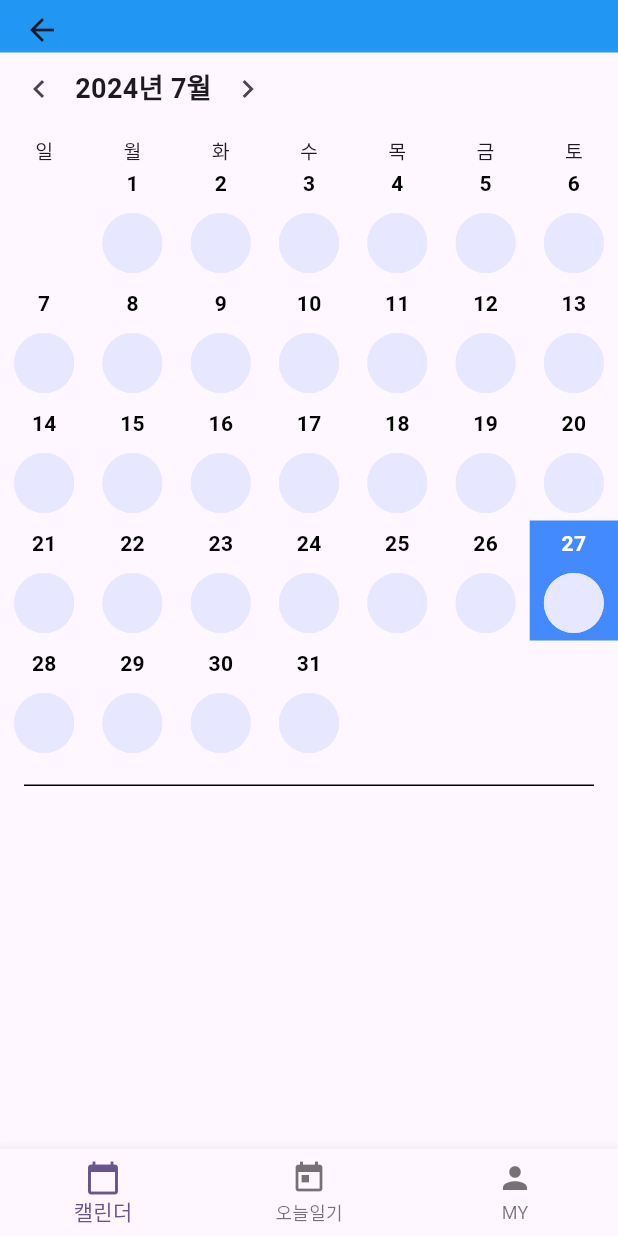
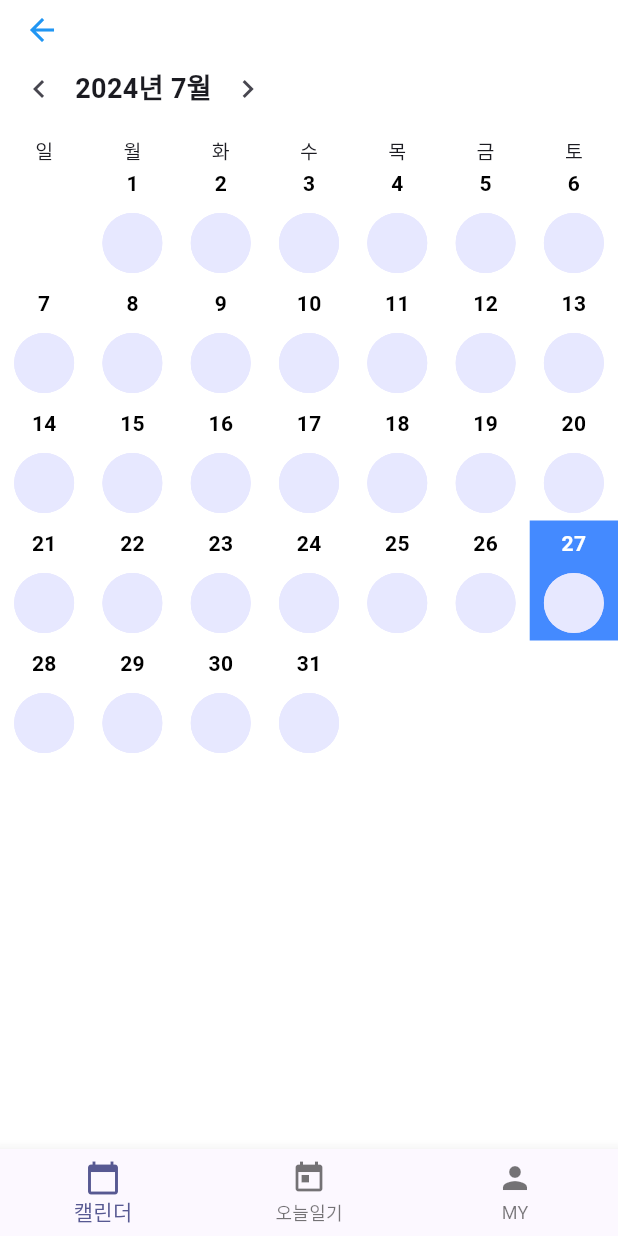
Before and after one commit to pickypoky/frontend, a Flutter app: the MyHomePage screen opened by its route, on a phone screen of 412 x 824 dp. Run offline on Flutter 3.47's test engine with Material 2 defaults, Android fonts, the phone set to English and light mode, and no system bars; drawn by our look-alikes of table_calendar; our stand-ins replace shared_preferences; accounts and stored records are empty; network calls fail.

Commit message:
디자인 적용 -ing

```diff
--- a/lib/main.dart
+++ b/lib/main.dart
@@ -23,7 +23,7 @@ class MyApp extends StatelessWidget {
     return MaterialApp(
       title: 'Flutter Demo',
       theme: ThemeData(
-        colorScheme: ColorScheme.fromSeed(seedColor: Colors.deepPurple),
+        colorScheme: ColorScheme.fromSeed(seedColor: Color(0x878AFF)),
         useMaterial3: true,
       ),
       debugShowCheckedModeBanner: false,
@@ -195,11 +195,13 @@ class _MyHomePageState extends State<MyHomePage> {
   Widget build(BuildContext context) {
     return Scaffold(
       appBar: AppBar(
-        backgroundColor: Colors.blue,
+        backgroundColor: Colors.white,
         elevation: 0,
         title: null,
         toolbarHeight: 35.0,
+        iconTheme: IconThemeData(color: Colors.blue), // 아이콘 색상을 파란색으로 변경
       ),
+      backgroundColor: Colors.white, // 화면 배경 색을 흰색으로 설정
       body: Column(
         children: [
           Padding(
@@ -385,14 +387,6 @@ class _MyHomePageState extends State<MyHomePage> {
                       ),
                     ),
                   ),
-                  SizedBox(height: 16.0),
-                  Padding(
-                    padding: const EdgeInsets.symmetric(horizontal: 16.0),
-                    child: Container(
-                      color: Colors.black,
-                      height: 1.0,
-                    ),
-                  ),
                 ],
               ),
             ),
```
